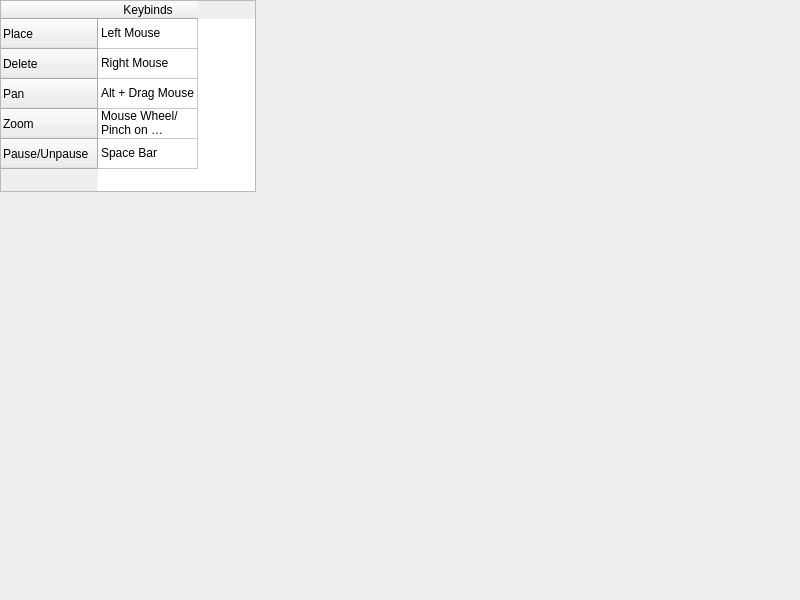
This is src/gui/helpDialog.ui in Martian-Technologies/Logic-Graph-Creator as Qt 5 draws it before an edit. The edited form follows.
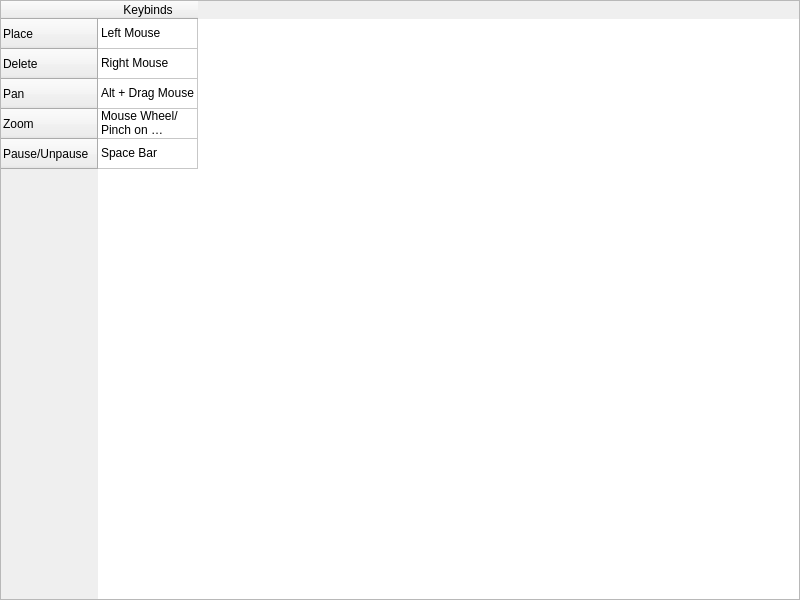
This is the edited form.

Commit message:
Fixed Error In ui File and Made Dialog Non-Modal
fixed class naming error that invalided ui file, non-modal dialogs do not need to be closed before working with main window

```diff
--- a/src/gui/helpDialog.ui
+++ b/src/gui/helpDialog.ui
@@ -18,8 +18,8 @@
     <rect>
      <x>0</x>
      <y>0</y>
-     <width>256</width>
-     <height>192</height>
+     <width>800</width>
+     <height>600</height>
     </rect>
    </property>
    <row>
```
Left out of the diff: 6 changed lines with no effect on the pictures. The commit also changes 2 other files.
